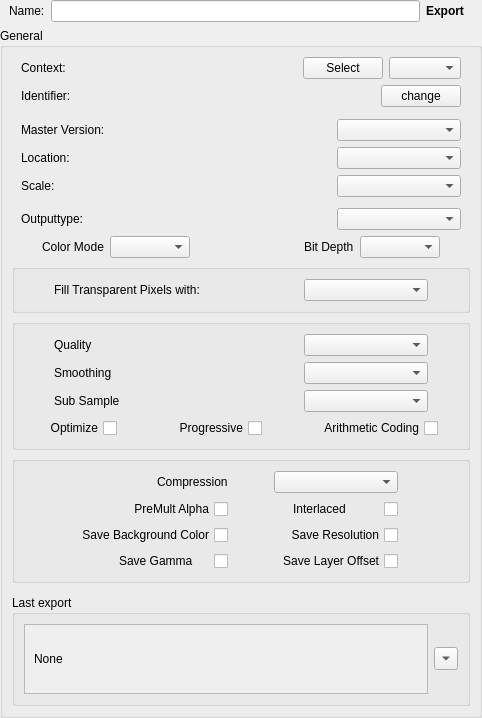
First picture: the form in Gimp/Scripts/StateUserInterfaces/Gimp_Export.ui, repository AltaArts/Gimp_Integration--Prism-Plugin, before the edit.
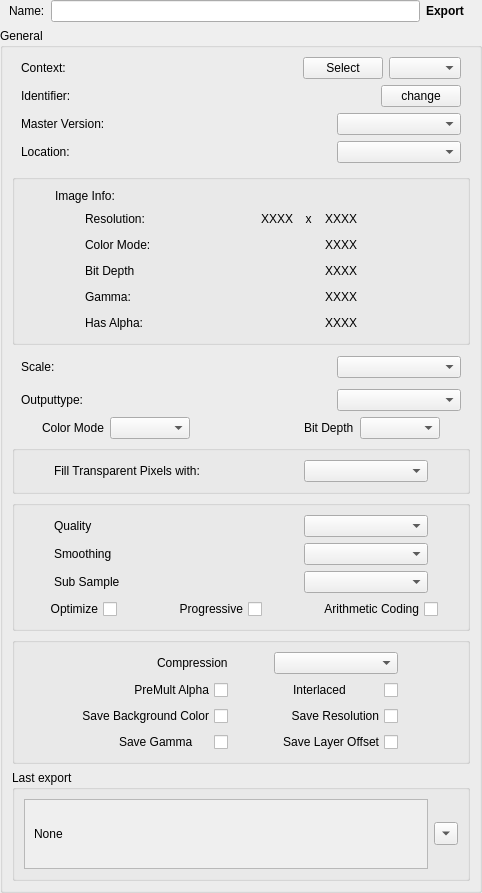
Second picture: the form after the edit.

Diff of the .ui file:
```diff
--- a/Gimp/Scripts/StateUserInterfaces/Gimp_Export.ui
+++ b/Gimp/Scripts/StateUserInterfaces/Gimp_Export.ui
@@ -7,7 +7,7 @@
     <x>0</x>
     <y>0</y>
     <width>482</width>
-    <height>718</height>
+    <height>886</height>
    </rect>
   </property>
   <property name="windowTitle">
@@ -210,27 +210,6 @@
         </layout>
        </widget>
       </item>
-      <item>
-       <widget class="QWidget" name="w_range" native="true">
-        <layout class="QHBoxLayout" name="horizontalLayout_6">
-         <property name="spacing">
-          <number>0</number>
-         </property>
-         <property name="leftMargin">
-          <number>9</number>
-         </property>
-         <property name="topMargin">
-          <number>0</number>
-         </property>
-         <property name="rightMargin">
-          <number>9</number>
-         </property>
-         <property name="bottomMargin">
-          <number>0</number>
-         </property>
-        </layout>
-       </widget>
-      </item>
       <item>
        <widget class="QWidget" name="w_master" native="true">
         <layout class="QHBoxLayout" name="horizontalLayout_20">
@@ -333,6 +312,260 @@
         </layout>
        </widget>
       </item>
+      <item>
+       <spacer name="verticalSpacer_2">
+        <property name="orientation">
+         <enum>Qt::Vertical</enum>
+        </property>
+        <property name="sizeType">
+         <enum>QSizePolicy::Fixed</enum>
+        </property>
+        <property name="sizeHint" stdset="0">
+         <size>
+          <width>20</width>
+          <height>5</height>
+         </size>
+        </property>
+       </spacer>
+      </item>
+      <item>
+       <widget class="QGroupBox" name="bg_imageSpecs">
+        <layout class="QVBoxLayout" name="w_imageSpecs">
+         <property name="leftMargin">
+          <number>40</number>
+         </property>
+         <property name="rightMargin">
+          <number>80</number>
+         </property>
+         <item>
+          <layout class="QHBoxLayout" name="w_imageSpecsLabel">
+           <item>
+            <widget class="QLabel" name="l_imageSpecs">
+             <property name="text">
+              <string>Image Info:</string>
+             </property>
+            </widget>
+           </item>
+          </layout>
+         </item>
+         <item>
+          <layout class="QHBoxLayout" name="w_specs_resolution">
+           <property name="leftMargin">
+            <number>30</number>
+           </property>
+           <property name="rightMargin">
+            <number>30</number>
+           </property>
+           <item>
+            <widget class="QLabel" name="l_spec_rezLabel">
+             <property name="text">
+              <string>Resolution:</string>
+             </property>
+            </widget>
+           </item>
+           <item>
+            <spacer name="horizontalSpacer_13">
+             <property name="orientation">
+              <enum>Qt::Horizontal</enum>
+             </property>
+             <property name="sizeHint" stdset="0">
+              <size>
+               <width>40</width>
+               <height>20</height>
+              </size>
+             </property>
+            </spacer>
+           </item>
+           <item>
+            <widget class="QLabel" name="l_specs_Xrez">
+             <property name="text">
+              <string>XXXX</string>
+             </property>
+            </widget>
+           </item>
+           <item>
+            <widget class="QLabel" name="l_specs_rezXtext">
+             <property name="text">
+              <string>  x  </string>
+             </property>
+            </widget>
+           </item>
+           <item>
+            <widget class="QLabel" name="l_specs_Yrez">
+             <property name="text">
+              <string>XXXX</string>
+             </property>
+            </widget>
+           </item>
+          </layout>
+         </item>
+         <item>
+          <layout class="QHBoxLayout" name="w_specs_ColorMode">
+           <property name="leftMargin">
+            <number>30</number>
+           </property>
+           <property name="rightMargin">
+            <number>30</number>
+           </property>
+           <item>
+            <widget class="QLabel" name="l_specs_ColorMode_text">
+             <property name="text">
+              <string>Color Mode:</string>
+             </property>
+            </widget>
+           </item>
+           <item>
+            <spacer name="horizontalSpacer_14">
+             <property name="orientation">
+              <enum>Qt::Horizontal</enum>
+             </property>
+             <property name="sizeHint" stdset="0">
+              <size>
+               <width>40</width>
+               <height>20</height>
+              </size>
+             </property>
+            </spacer>
+           </item>
+           <item>
+            <widget class="QLabel" name="l_specs_ColorMode">
+             <property name="text">
+              <string>XXXX</string>
+             </property>
+            </widget>
+           </item>
+          </layout>
+         </item>
+         <item>
+          <layout class="QHBoxLayout" name="w_specs_BitDepth">
+           <property name="leftMargin">
+            <number>30</number>
+           </property>
+           <property name="rightMargin">
+            <number>30</number>
+           </property>
+           <item>
+            <widget class="QLabel" name="l_specs_BitDepth_text">
+             <property name="text">
+              <string>Bit Depth</string>
+             </property>
+            </widget>
+           </item>
+           <item>
+            <spacer name="horizontalSpacer_17">
+             <property name="orientation">
+              <enum>Qt::Horizontal</enum>
+             </property>
+             <property name="sizeHint" stdset="0">
+              <size>
+               <width>40</width>
+               <height>20</height>
+              </size>
+             </property>
+            </spacer>
+           </item>
+           <item>
+            <widget class="QLabel" name="l_specs_BitDepth">
+             <property name="text">
+              <string>XXXX</string>
+             </property>
+            </widget>
+           </item>
+          </layout>
+         </item>
+         <item>
+          <layout class="QHBoxLayout" name="w_specs_Gamma">
+           <property name="leftMargin">
+            <number>30</number>
+           </property>
+           <property name="rightMargin">
+            <number>30</number>
+           </property>
+           <item>
+            <widget class="QLabel" name="l_specs_Gamma_text">
+             <property name="text">
+              <string>Gamma:</string>
+             </property>
+            </widget>
+           </item>
+           <item>
+            <spacer name="horizontalSpacer_20">
+             <property name="orientation">
+              <enum>Qt::Horizontal</enum>
+             </property>
+             <property name="sizeHint" stdset="0">
+              <size>
+               <width>40</width>
+               <height>20</height>
+              </size>
+             </property>
+            </spacer>
+           </item>
+           <item>
+            <widget class="QLabel" name="l_specs_Gamma">
+             <property name="text">
+              <string>XXXX</string>
+             </property>
+            </widget>
+           </item>
+          </layout>
+         </item>
+         <item>
+          <layout class="QHBoxLayout" name="w_specs_Alpha">
+           <property name="leftMargin">
+            <number>30</number>
+           </property>
+           <property name="rightMargin">
+            <number>30</number>
+           </property>
+           <item>
+            <widget class="QLabel" name="l_specs_Alpha_text">
+             <property name="text">
+              <string>Has Alpha:</string>
+             </property>
+            </widget>
+           </item>
+           <item>
+            <spacer name="horizontalSpacer_19">
+             <property name="orientation">
+              <enum>Qt::Horizontal</enum>
+             </property>
+             <property name="sizeHint" stdset="0">
+              <size>
+               <width>40</width>
+               <height>20</height>
+              </size>
+             </property>
+            </spacer>
+           </item>
+           <item>
+            <widget class="QLabel" name="l_specs_Alpha">
+             <property name="text">
+              <string>XXXX</string>
+             </property>
+            </widget>
+           </item>
+          </layout>
+         </item>
+        </layout>
+       </widget>
+      </item>
+      <item>
+       <spacer name="verticalSpacer_4">
+        <property name="orientation">
+         <enum>Qt::Vertical</enum>
+        </property>
+        <property name="sizeType">
+         <enum>QSizePolicy::Fixed</enum>
+        </property>
+        <property name="sizeHint" stdset="0">
+         <size>
+          <width>20</width>
+          <height>5</height>
+         </size>
+        </property>
+       </spacer>
+      </item>
       <item>
        <widget class="QWidget" name="w_scale" native="true">
         <layout class="QHBoxLayout" name="horizontalLayout_14">
```
